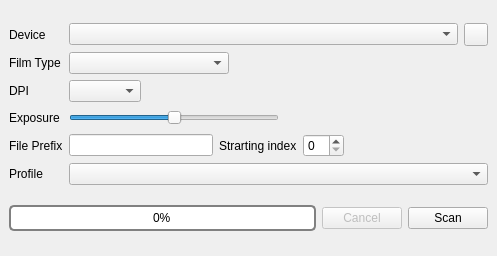
The window that densoscan.ui (ilventu/densoscan) describes before a commit, drawn with Qt 5.
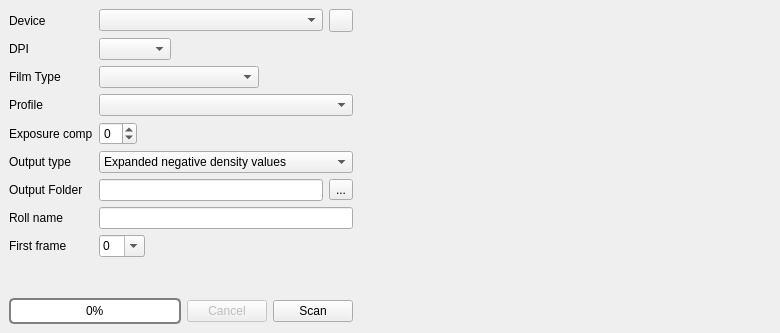
The same window after the commit. Icons and pictures are not drawn.

```diff
--- a/densoscan.ui
+++ b/densoscan.ui
@@ -6,8 +6,8 @@
    <rect>
     <x>0</x>
     <y>0</y>
-    <width>497</width>
-    <height>256</height>
+    <width>780</width>
+    <height>333</height>
    </rect>
   </property>
   <property name="sizePolicy">
@@ -20,10 +20,12 @@
    <string>DensoScan</string>
   </property>
   <widget class="QWidget" name="centralwidget">
+   <layout class="QHBoxLayout" name="horizontalLayout_9" stretch="0,1">
+    <item>
    <layout class="QVBoxLayout" name="verticalLayout">
     <item>
      <layout class="QGridLayout" name="gridLayout">
-      <item row="2" column="5">
+        <item row="1" column="4">
        <layout class="QHBoxLayout" name="horizontalLayout_2">
         <item>
          <widget class="QComboBox" name="comboDPI">
@@ -50,27 +52,128 @@
         </item>
        </layout>
       </item>
-      <item row="4" column="0">
-       <widget class="QLabel" name="label_6">
-        <property name="text">
-         <string>File Prefix</string>
-        </property>
-       </widget>
-      </item>
-      <item row="4" column="5">
-       <layout class="QHBoxLayout" name="horizontalLayout_4">
-        <item>
-         <widget class="QLineEdit" name="lineEdit"/>
-        </item>
-        <item>
+        <item row="12" column="0">
          <widget class="QLabel" name="label_7">
+          <property name="enabled">
+           <bool>true</bool>
+          </property>
           <property name="text">
-           <string>Strarting index</string>
+           <string>First frame</string>
           </property>
          </widget>
         </item>
+        <item row="9" column="4">
+         <layout class="QHBoxLayout" name="horizontalLayout_7">
         <item>
-         <widget class="QSpinBox" name="spinBox"/>
+           <widget class="QLineEdit" name="folderName">
+            <property name="readOnly">
+             <bool>true</bool>
+            </property>
+           </widget>
+          </item>
+          <item>
+           <widget class="QToolButton" name="toolSelectFolder">
+            <property name="text">
+             <string>...</string>
+            </property>
+           </widget>
+          </item>
+         </layout>
+        </item>
+        <item row="6" column="4">
+         <widget class="QComboBox" name="comboProfile"/>
+        </item>
+        <item row="11" column="0">
+         <widget class="QLabel" name="label_6">
+          <property name="text">
+           <string>Roll name</string>
+          </property>
+         </widget>
+        </item>
+        <item row="0" column="4">
+         <layout class="QHBoxLayout" name="horizontalLayout_6">
+          <item>
+           <widget class="QComboBox" name="comboDevice"/>
+          </item>
+          <item>
+           <widget class="QToolButton" name="buttonRefresh">
+            <property name="text">
+             <string/>
+            </property>
+            <property name="icon">
+             <iconset theme="view-refresh-symbolic">
+              <normaloff>.</normaloff>.</iconset>
+            </property>
+           </widget>
+          </item>
+         </layout>
+        </item>
+        <item row="7" column="4">
+         <layout class="QHBoxLayout" name="horizontalLayout_3">
+          <item>
+           <widget class="QSpinBox" name="brightness">
+            <property name="minimum">
+             <number>-3</number>
+            </property>
+            <property name="maximum">
+             <number>3</number>
+            </property>
+           </widget>
+          </item>
+          <item>
+           <spacer name="horizontalSpacer_3">
+            <property name="orientation">
+             <enum>Qt::Horizontal</enum>
+            </property>
+            <property name="sizeHint" stdset="0">
+             <size>
+              <width>40</width>
+              <height>20</height>
+             </size>
+            </property>
+           </spacer>
+          </item>
+         </layout>
+        </item>
+        <item row="12" column="4">
+         <layout class="QHBoxLayout" name="horizontalLayout_8">
+          <item>
+           <widget class="QComboBox" name="startingIndex">
+            <property name="editable">
+             <bool>true</bool>
+            </property>
+            <property name="currentText">
+             <string>0</string>
+            </property>
+            <property name="currentIndex">
+             <number>3</number>
+            </property>
+            <item>
+             <property name="text">
+              <string>XX</string>
+             </property>
+            </item>
+            <item>
+             <property name="text">
+              <string>X</string>
+             </property>
+            </item>
+            <item>
+             <property name="text">
+              <string>00</string>
+             </property>
+            </item>
+            <item>
+             <property name="text">
+              <string>0</string>
+             </property>
+            </item>
+            <item>
+             <property name="text">
+              <string>1</string>
+             </property>
+            </item>
+           </widget>
         </item>
         <item>
          <spacer name="horizontalSpacer_4">
@@ -87,6 +190,20 @@
         </item>
        </layout>
       </item>
+        <item row="1" column="0">
+         <widget class="QLabel" name="label_4">
+          <property name="text">
+           <string>DPI</string>
+          </property>
+         </widget>
+        </item>
+        <item row="9" column="0">
+         <widget class="QLabel" name="label_8">
+          <property name="text">
+           <string>Output Folder</string>
+          </property>
+         </widget>
+        </item>
       <item row="0" column="0">
        <widget class="QLabel" name="label">
         <property name="text">
@@ -94,58 +211,14 @@
         </property>
        </widget>
       </item>
-      <item row="3" column="0">
-       <widget class="QLabel" name="label_5">
-        <property name="text">
-         <string>Exposure</string>
-        </property>
-       </widget>
-      </item>
-      <item row="1" column="0">
+        <item row="5" column="0">
        <widget class="QLabel" name="label_2">
         <property name="text">
          <string>Film Type</string>
         </property>
        </widget>
       </item>
-      <item row="2" column="0">
-       <widget class="QLabel" name="label_4">
-        <property name="text">
-         <string>DPI</string>
-        </property>
-       </widget>
-      </item>
-      <item row="3" column="5">
-       <layout class="QHBoxLayout" name="horizontalLayout_3">
-        <item>
-         <widget class="QSlider" name="sliderExposure">
-          <property name="minimum">
-           <number>-3</number>
-          </property>
-          <property name="maximum">
-           <number>3</number>
-          </property>
-          <property name="orientation">
-           <enum>Qt::Horizontal</enum>
-          </property>
-         </widget>
-        </item>
-        <item>
-         <spacer name="horizontalSpacer_3">
-          <property name="orientation">
-           <enum>Qt::Horizontal</enum>
-          </property>
-          <property name="sizeHint" stdset="0">
-           <size>
-            <width>40</width>
-            <height>20</height>
-           </size>
-          </property>
-         </spacer>
-        </item>
-       </layout>
-      </item>
-      <item row="1" column="5">
+        <item row="5" column="4">
        <layout class="QHBoxLayout" name="horizontalLayout">
         <item>
          <widget class="QComboBox" name="comboType">
@@ -172,35 +245,65 @@
         </item>
        </layout>
       </item>
-      <item row="0" column="5">
-       <layout class="QHBoxLayout" name="horizontalLayout_6">
+        <item row="8" column="4">
+         <widget class="QComboBox" name="outputType">
         <item>
-         <widget class="QComboBox" name="comboDevice"/>
+           <property name="text">
+            <string>Expanded negative density values</string>
+           </property>
         </item>
         <item>
-         <widget class="QToolButton" name="buttonRefresh">
           <property name="text">
-           <string/>
-          </property>
-          <property name="icon">
-           <iconset theme="view-refresh-symbolic">
-            <normaloff>.</normaloff>.</iconset>
+            <string>Raw scan</string>
+           </property>
+          </item>
+         </widget>
+        </item>
+        <item row="7" column="0">
+         <widget class="QLabel" name="label_5">
+          <property name="enabled">
+           <bool>true</bool>
           </property>
+          <property name="text">
+           <string>Exposure comp</string>
+          </property>
          </widget>
         </item>
-       </layout>
-      </item>
-      <item row="5" column="0">
+        <item row="6" column="0">
        <widget class="QLabel" name="label_3">
         <property name="text">
          <string>Profile</string>
         </property>
        </widget>
       </item>
-      <item row="5" column="5">
-       <widget class="QComboBox" name="comboProfile"/>
-      </item>
-     </layout>
+        <item row="11" column="4">
+         <layout class="QHBoxLayout" name="horizontalLayout_4">
+          <item>
+           <widget class="QLineEdit" name="rollName"/>
+          </item>
+         </layout>
+        </item>
+        <item row="8" column="0">
+         <widget class="QLabel" name="label_9">
+          <property name="text">
+           <string>Output type</string>
+          </property>
+         </widget>
+        </item>
+       </layout>
+      </item>
+      <item>
+       <spacer name="verticalSpacer">
+        <property name="orientation">
+         <enum>Qt::Vertical</enum>
+        </property>
+        <property name="sizeHint" stdset="0">
+         <size>
+          <width>20</width>
+          <height>40</height>
+         </size>
+        </property>
+       </spacer>
     </item>
     <item>
      <layout class="QHBoxLayout" name="horizontalLayout_5">
@@ -249,6 +352,15 @@
        </widget>
       </item>
      </layout>
+      </item>
+     </layout>
+    </item>
+    <item>
+     <widget class="QLabel" name="preview">
+      <property name="text">
+       <string/>
+      </property>
+     </widget>
     </item>
    </layout>
   </widget>
```
Lines whose indentation alone changed are shown as unchanged.
